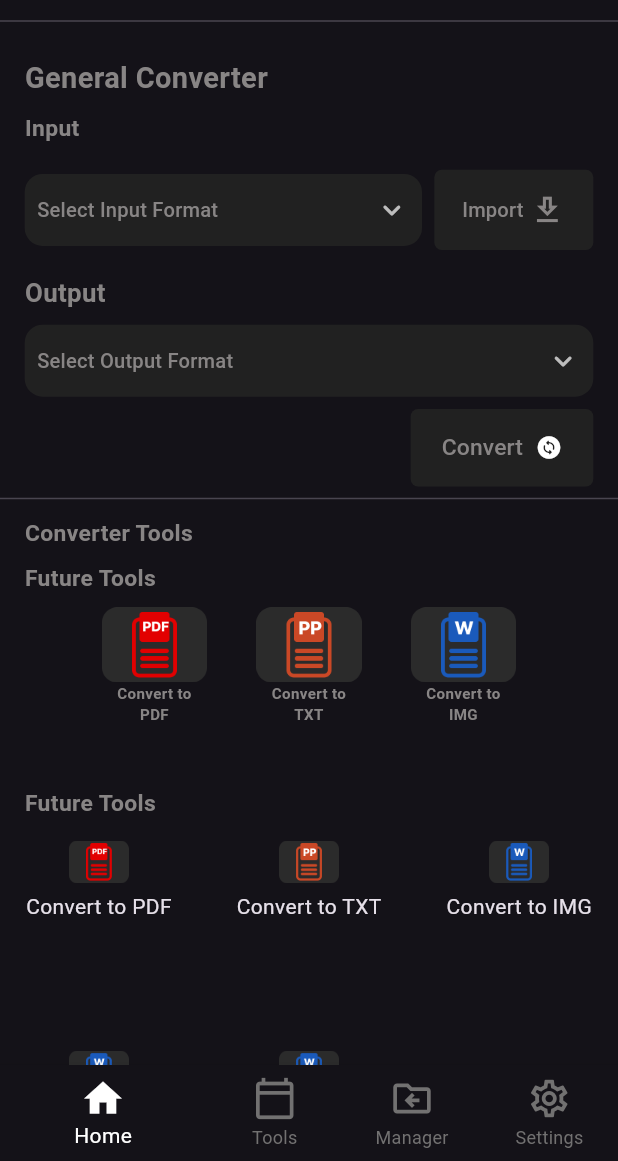
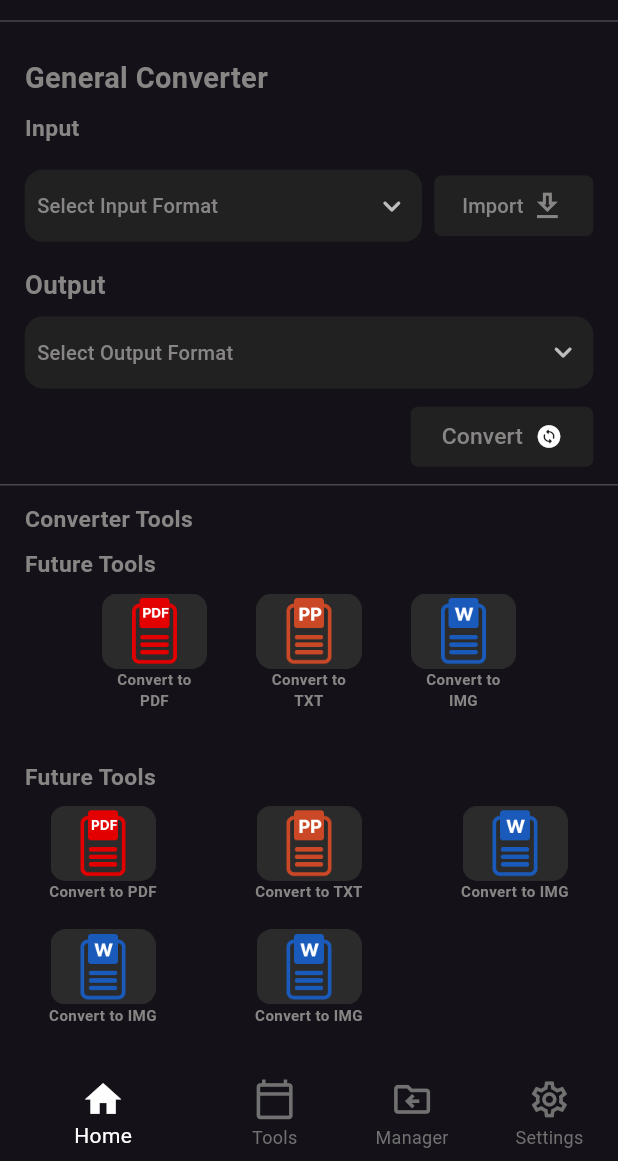
Before and after one commit to Samidavcraft/Flash_Dox, a Flutter app: the screen it shows after launch, swiped to page 2, on a phone screen of 412 x 824 dp, the part 75-1236 px from its top. Run offline on Flutter 3.47's test engine with Material 3 defaults, Android fonts, the phone set to English and light mode, and no system bars; our stand-ins replace flutter_screenutil, google_fonts, responsive_sizer.

Commit message:
changes
some new changes

```diff
--- a/lib/listviewItems/listviewItems.dart
+++ b/lib/listviewItems/listviewItems.dart
@@ -1,4 +1,5 @@
 import 'package:flutter/widgets.dart';
+import 'package:responsive_sizer/responsive_sizer.dart';
 
 class Listviewitems {
   List<String> inputFormatData = [
@@ -29,11 +30,11 @@ class Listviewitems {
 
   Map<String, dynamic> featureToolsData2 = {
     "icon": [
-      Image.asset("assets/pdf.png", width: 40, height: 40),
-      Image.asset("assets/ppt.png", width: 40, height: 40),
-      Image.asset("assets/ms_word.png", width: 40, height: 40),
-      Image.asset("assets/ms_word.png", width: 40, height: 40),
-      Image.asset("assets/ms_word.png", width: 40, height: 40),
+      Image.asset("assets/pdf.png", scale: 4),
+      Image.asset("assets/ppt.png", scale: 4),
+      Image.asset("assets/ms_word.png", scale: 4),
+      Image.asset("assets/ms_word.png", scale: 4),
+      Image.asset("assets/ms_word.png", scale: 4),
     ],
 
     "Desc": [
--- a/lib/screens/homepage.dart
+++ b/lib/screens/homepage.dart
@@ -1,5 +1,6 @@
 import 'package:all_example/themes/textsize.dart';
 import 'package:flutter/material.dart';
+import 'package:responsive_sizer/responsive_sizer.dart';
 
 class Homepage extends StatefulWidget {
   const Homepage({super.key});
@@ -37,6 +38,19 @@ class _HomepageState extends State<Homepage> {
           IconButton(onPressed: () {}, icon: Icon(Icons.more_vert_rounded)),
         ],
       ),
+      floatingActionButtonLocation: FloatingActionButtonLocation.endFloat,
+      floatingActionButton: IconButton(
+        padding: EdgeInsets.only(right: 3.w, bottom: 2.h),
+        color: Colors.white,
+        tooltip: "Camera",
+        onPressed: () {
+          // Camera Module
+          /*
+                  Take Images...
+          */
+        },
+        icon: Icon(Icons.camera_alt_outlined, size: 26.sp),
+      ),
     );
   }
 }
--- a/lib/screens/mainscreen.dart
+++ b/lib/screens/mainscreen.dart
@@ -3,6 +3,7 @@ import 'package:all_example/screens/managerpage.dart';
 import 'package:all_example/screens/settingspage.dart';
 import 'package:all_example/screens/toolspage.dart';
 import 'package:flutter/material.dart';
+import 'package:responsive_sizer/responsive_sizer.dart';
 
 class Mainscreen extends StatefulWidget {
   const Mainscreen({super.key});
@@ -33,21 +34,24 @@ class _MainscreenState extends State<Mainscreen> {
           BottomNavigationBarItem(
             icon: Icon(Icons.calendar_today_outlined),
             label: "Tools",
+            tooltip: "Tools",
           ),
           BottomNavigationBarItem(
             icon: Icon(Icons.drive_file_move_rtl_outlined),
             label: "Manager",
+            tooltip: "Manager",
           ),
           BottomNavigationBarItem(
             icon: Icon(Icons.settings_outlined),
             label: "Settings",
+            tooltip: "Settings",
           ),
         ],
         selectedItemColor: Colors.white,
         showUnselectedLabels: true,
 
         elevation: 4,
-        iconSize: 30,
+        iconSize: 22.sp,
         onTap: tapped,
         unselectedItemColor: const Color.fromARGB(255, 114, 113, 113),
       ),
--- a/lib/screens/toolspage.dart
+++ b/lib/screens/toolspage.dart
@@ -148,7 +148,7 @@ class _ToolspageState extends State<Toolspage> {
                         onPressed: () {},
                         style: TextButton.styleFrom(
                           backgroundColor: Colors.grey.shade900,
-                          padding: EdgeInsets.symmetric(vertical: 1.8.h),
+                          padding: EdgeInsets.symmetric(vertical: 1.h),
                           shape: RoundedRectangleBorder(
                             borderRadius: BorderRadius.circular(5),
                           ),
@@ -239,7 +239,7 @@ class _ToolspageState extends State<Toolspage> {
                     backgroundColor: Colors.grey.shade900,
                     padding: EdgeInsets.symmetric(
                       horizontal: 5.w,
-                      vertical: 1.8.h,
+                      vertical: 1.h,
                     ),
                     shape: RoundedRectangleBorder(
                       borderRadius: BorderRadius.circular(5),
@@ -335,7 +335,7 @@ class _ToolspageState extends State<Toolspage> {
                   ),
                 ),
               ),
-              SizedBox(height: 2.h),
+              SizedBox(height: 1.h),
               Padding(
                 padding: EdgeInsets.only(left: 4.w),
                 child: Text(
@@ -349,28 +349,39 @@ class _ToolspageState extends State<Toolspage> {
               ),
               SizedBox(height: 1.h),
               SizedBox(
-                width: 100.w,
+                width: double.infinity,
                 height: 50.w,
                 child: GridView.builder(
-                  gridDelegate: SliverGridDelegateWithFixedCrossAxisCount(
-                    crossAxisCount: 3,
-                    crossAxisSpacing: 2.w,
-                    mainAxisSpacing: 1.h,
-                  ),
                   itemCount: listviewitems.featureToolsData2["icon"].length,
                   physics: NeverScrollableScrollPhysics(),
                   itemBuilder: (context, index) {
-                    return SizedBox(
-                      width: 11.w,
-                      height: 14.h,
-                      child: Column(
-                        children: [
-                          listviewitems.featureToolsData2["icon"][index],
-                          Text(listviewitems.featureToolsData2["Desc"][index]),
-                        ],
+                    return Padding(
+                      padding: EdgeInsets.symmetric(horizontal: 4.w),
+                      child: SizedBox(
+                        width: 12.w,
+                        height: 25.h,
+                        child: Column(
+                          children: [
+                            listviewitems.featureToolsData2["icon"][index],
+                            Text(
+                              listviewitems.featureToolsData2["Desc"][index],
+                              style: TextStyle(
+                                fontSize: _appWidgetSizer.settingsDescSize(),
+                                color: textcolor,
+                                fontWeight: FontWeight.bold,
+                              ),
+                              textAlign: TextAlign.center,
+                            ),
+                          ],
+                        ),
                       ),
                     );
                   },
+                  gridDelegate: SliverGridDelegateWithFixedCrossAxisCount(
+                    crossAxisCount: 3,
+
+                    mainAxisExtent: 10.h,
+                  ),
                 ),
               ),
             ],
```
